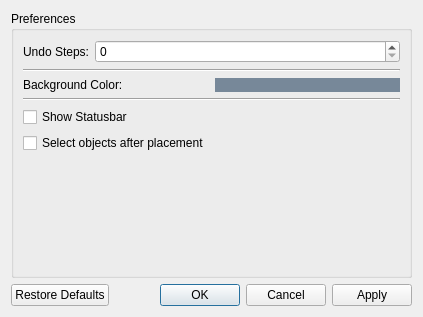
Before: the Qt Designer form leveleditor/settingsdialog.ui in ExplosBlue/CoinKiller, drawn with Qt 5.
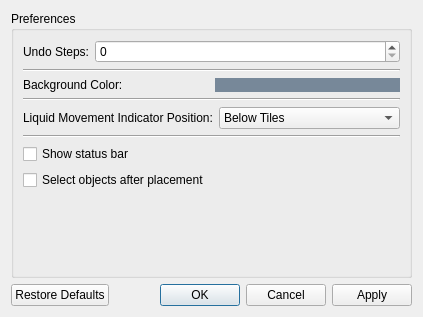
After: the same form once the commit is applied.

Commit message:
Add various sprite images & add controller / liquid movement indication (#88)
* Add walking Whomp & adjust MovIndicatorRenderer for clarity

* Add movement indicators for liquids

* Add Vertical Lift - Totem and fix Red Coin/Gold Ring

* Fix Resizable & Fixed-Side Platform rendering

* Add preference to adjust liquid indicator rendering order

* Add purple Bowser Flame and Big Bowser Battle Lift

* Add Big Icy Spiked Ball & hidden Fire Snake

* Add back & forth movement controller visualization

* Fix movement indicator cull bounds & separator misplacement

```diff
--- a/leveleditor/settingsdialog.ui
+++ b/leveleditor/settingsdialog.ui
@@ -98,10 +98,57 @@
           </property>
          </widget>
         </item>
+        <item>
+         <layout class="QHBoxLayout" name="horizontalLayout_4">
+          <item>
+           <widget class="QLabel" name="label_3">
+            <property name="toolTip">
+             <string/>
+            </property>
+            <property name="text">
+             <string>Liquid Movement Indicator Position:</string>
+            </property>
+           </widget>
+          </item>
+          <item>
+           <widget class="QComboBox" name="renderTransparentLiquidAboveTilesComboBox">
+            <property name="toolTip">
+             <string>Chooses whether to render the transparent indicator for liquids above or below tiles.</string>
+            </property>
+            <property name="autoFillBackground">
+             <bool>false</bool>
+            </property>
+            <property name="editable">
+             <bool>false</bool>
+            </property>
+            <property name="maxVisibleItems">
+             <number>10</number>
+            </property>
+            <item>
+             <property name="text">
+              <string>Below Tiles</string>
+             </property>
+            </item>
+            <item>
+             <property name="text">
+              <string>Above Tiles</string>
+             </property>
+            </item>
+           </widget>
+          </item>
+         </layout>
+        </item>
+        <item>
+         <widget class="Line" name="line_3">
+          <property name="orientation">
+           <enum>Qt::Horizontal</enum>
+          </property>
+         </widget>
+        </item>
         <item>
          <widget class="QCheckBox" name="showStatusBarCheckBox">
           <property name="text">
-           <string>Show Statusbar</string>
+           <string>Show status bar</string>
           </property>
          </widget>
         </item>
```
The commit also changes 30 other files.
